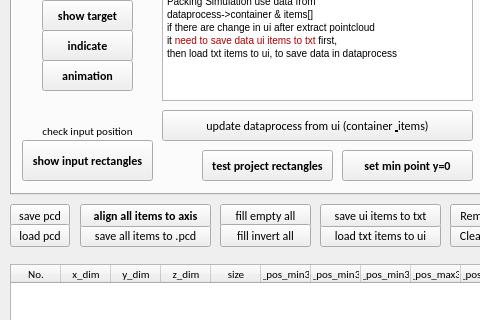
First picture: the form in MainUI.ui, repository nattaon/bpp_project_december, before the edit; both pictures show x 0 to 480 and y 285 to 605 of the 1030 by 900 pixel window.
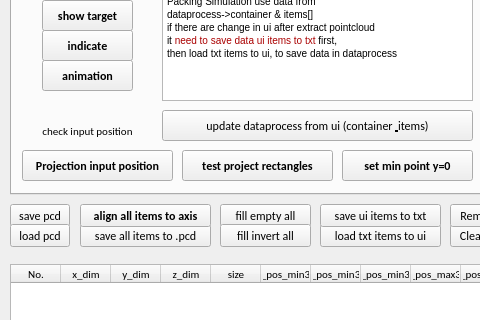
Second picture: the form after the edit. Custom widgets are drawn as their Qt base class.

Commit message:
update value from ui to dataprocess
when adjust parameter

```diff
--- a/MainUI.ui
+++ b/MainUI.ui
@@ -4060,9 +4060,9 @@
       <property name="geometry">
        <rect>
         <x>10</x>
-        <y>310</y>
-        <width>131</width>
-        <height>41</height>
+        <y>320</y>
+        <width>151</width>
+        <height>31</height>
        </rect>
       </property>
       <property name="font">
@@ -4076,7 +4076,7 @@
        <enum>Qt::NoFocus</enum>
       </property>
       <property name="text">
-       <string>show input rectangles</string>
+       <string>Projection input position</string>
       </property>
      </widget>
      <widget class="QPushButton" name="bt_show_packing_target">
@@ -4474,9 +4474,9 @@
      <widget class="QPushButton" name="bt_test_project_rectangle">
       <property name="geometry">
        <rect>
-        <x>190</x>
+        <x>170</x>
         <y>320</y>
-        <width>131</width>
+        <width>151</width>
         <height>31</height>
        </rect>
       </property>
```
Left out of the diff: 2 changed lines with no effect on the pictures. The commit also changes 6 other files.
